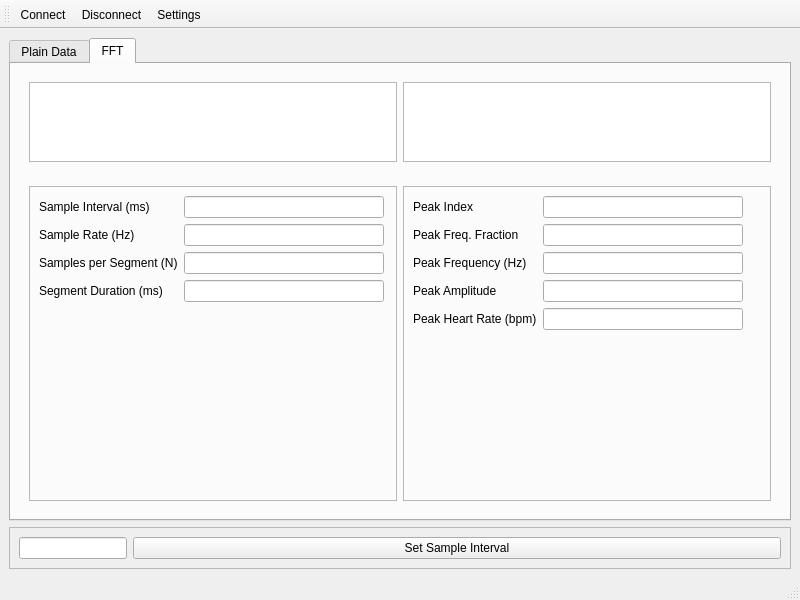
Old version of the form ui/MainWindow.ui in the repository UbiquitousComputingSS14/HeartRateMonitor.
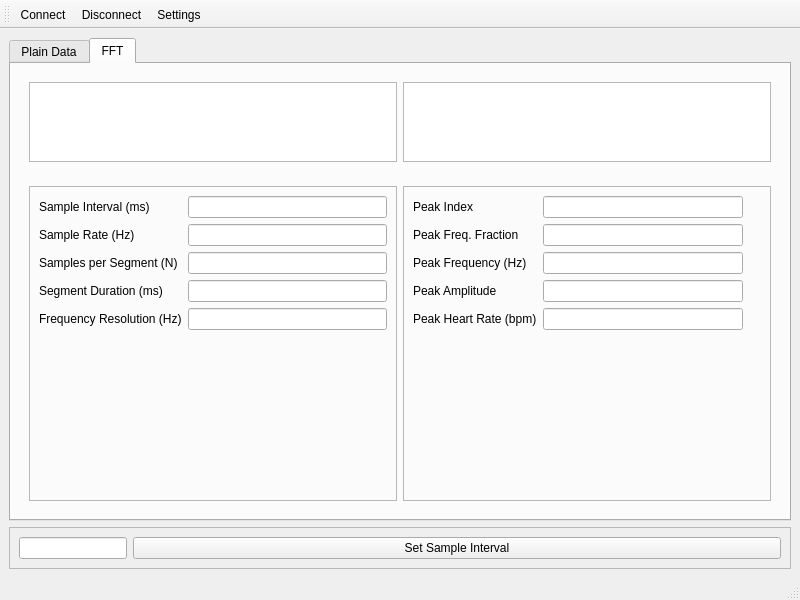
New version of the form. Icons and pictures are not drawn.

The edit to the form file:
```diff
--- a/ui/MainWindow.ui
+++ b/ui/MainWindow.ui
@@ -385,6 +385,26 @@
                 </property>
                </widget>
               </item>
+              <item row="4" column="0">
+               <widget class="QLabel" name="label_16">
+                <property name="text">
+                 <string>Frequency Resolution (Hz)</string>
+                </property>
+               </widget>
+              </item>
+              <item row="4" column="1">
+               <widget class="QLineEdit" name="fftFrequencyResolutionEdit">
+                <property name="maximumSize">
+                 <size>
+                  <width>200</width>
+                  <height>16777215</height>
+                 </size>
+                </property>
+                <property name="readOnly">
+                 <bool>true</bool>
+                </property>
+               </widget>
+              </item>
              </layout>
             </widget>
            </item>
```
